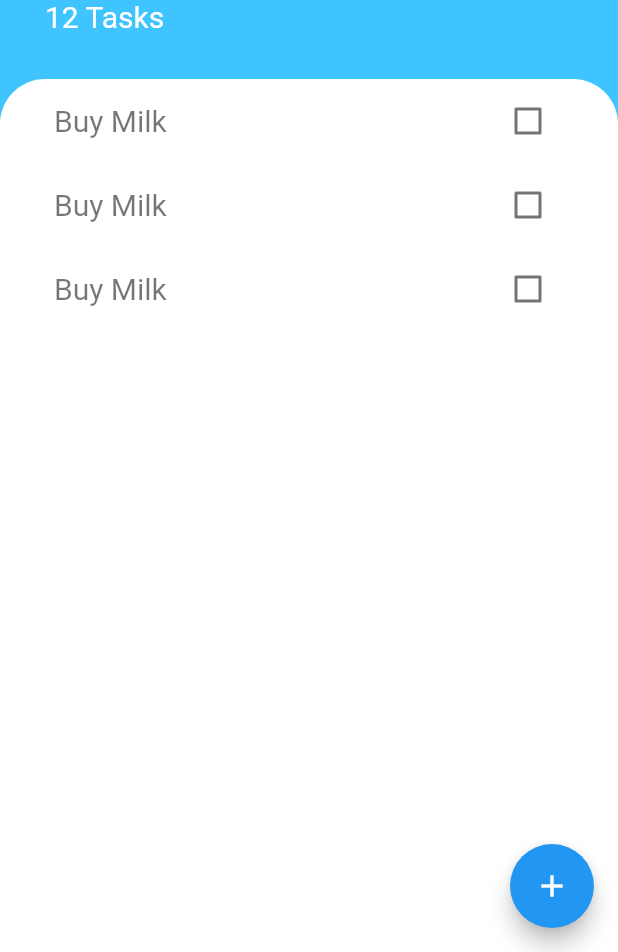
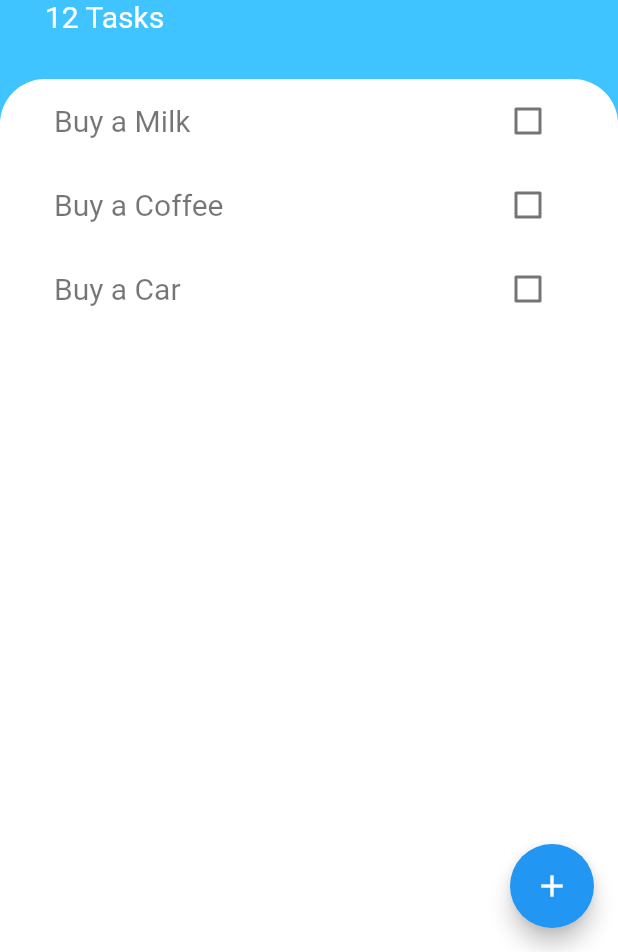
Before and after one commit to deepakDOTexe/todoey, a Flutter app: the screen it shows after launch, on a phone screen of 412 x 824 dp, the part 284-1236 px from its top. Run offline on Flutter 3.47's test engine with Material 2 defaults, Android fonts, the phone set to English and light mode, and no system bars.

Commit message:
add dynamic list view

```diff
--- /dev/null
+++ b/lib/modals/task.dart
@@ -0,0 +1,12 @@
+class Task {
+
+  final String name;
+  bool isDone;
+
+  Task({this.isDone = false, this.name});
+
+  void toggleDone(){
+    isDone = !isDone;
+  }
+
+}
--- a/lib/widgets/task_tile.dart
+++ b/lib/widgets/task_tile.dart
@@ -1,49 +1,29 @@
 import 'package:flutter/material.dart';
 
-class TaskTile extends StatefulWidget {
-  @override
-  _TaskTileState createState() => _TaskTileState();
-}
+class TaskTile extends StatelessWidget {
 
-class _TaskTileState extends State<TaskTile> {
+  final bool isChecked;
+  final String taskTitle;
+  final Function checkBoxCallback;
 
-  bool isChecked = false;
+  TaskTile({this.isChecked, this.taskTitle, this.checkBoxCallback});
 
   @override
   Widget build(BuildContext context) {
     return ListTile(
       title:Text(
-        'Buy Milk',
+        taskTitle,
         style: TextStyle(
           decoration: isChecked ? TextDecoration.lineThrough : null,
           color: Colors.black54,
           fontSize: 20.0
         ),
       ),
-      trailing: TaskCheckBox(
-        checkBoxState: isChecked,
-        toggleCheckboxState: (newValue){
-          setState(() {
-            isChecked = newValue;
-          });
-        },
+      trailing: Checkbox(
+        activeColor: Colors.lightBlueAccent,
+        value: isChecked,
+        onChanged:checkBoxCallback,
       ),
     );
   }
 }
-
-class TaskCheckBox extends StatelessWidget {
-
-  final bool checkBoxState;
-  final Function toggleCheckboxState;
-  TaskCheckBox({this.checkBoxState, this.toggleCheckboxState});
-
-  @override
-  Widget build(BuildContext context) {
-    return Checkbox(
-      activeColor: Colors.lightBlueAccent,
-      value: checkBoxState,
-      onChanged:toggleCheckboxState,
-    );
-  }
-}
--- a/lib/widgets/tasks_list.dart
+++ b/lib/widgets/tasks_list.dart
@@ -1,16 +1,35 @@
 import 'package:flutter/material.dart';
+import 'package:todoeyflutter/modals/task.dart';
 import 'package:todoeyflutter/widgets/task_tile.dart';
 
-class TasksList extends StatelessWidget {
+class TasksList extends StatefulWidget {
+
+  @override
+  _TasksListState createState() => _TasksListState();
+}
+
+class _TasksListState extends State<TasksList> {
+  List<Task> tasks = [
+    Task(name: 'Buy a Milk'),
+    Task(name: 'Buy a Coffee'),
+    Task(name: 'Buy a Car'),
+  ];
 
   @override
   Widget build(BuildContext context) {
-    return ListView(
-      children: <Widget>[
-        TaskTile(),
-        TaskTile(),
-        TaskTile(),
-      ],
+    return ListView.builder(
+      itemBuilder: (context, index){
+        return TaskTile(
+          isChecked: tasks[index].isDone,
+          taskTitle: tasks[index].name,
+          checkBoxCallback : (newValue){
+            setState((){
+              tasks[index].isDone = newValue;
+            });
+            },
+        );
+      },
+      itemCount: tasks.length,
     );
   }
 }
```
